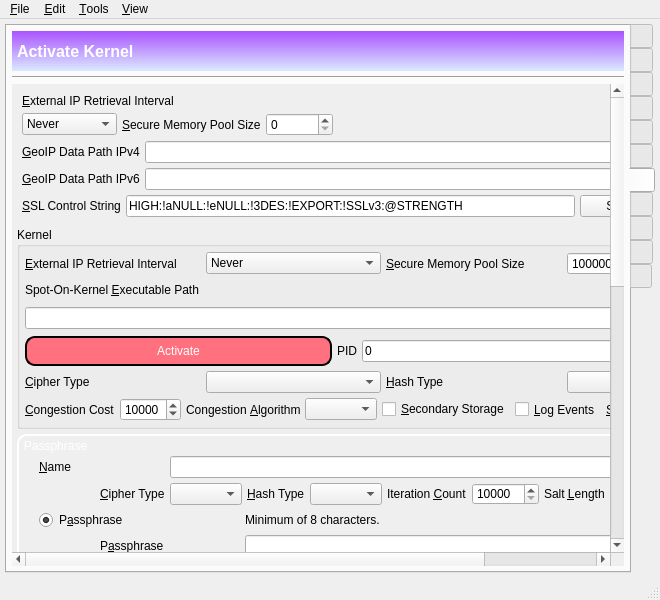
First picture: the form in branches/trunk/GoldBug-UI/spot-on-controlcenter.ui, repository textbrowser/spot-on, before the edit.
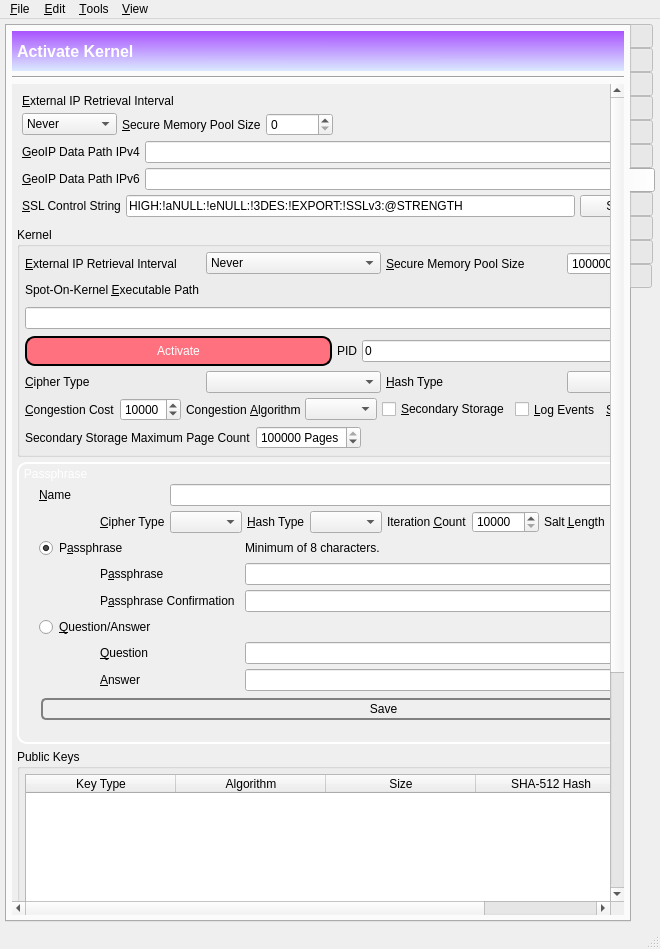
Second picture: the form after the edit. The open tabs and pages were chosen to show the change. Icons and pictures are not drawn. Custom widgets are drawn as their Qt base class.

Diff of the .ui file:
```diff
--- a/branches/trunk/GoldBug-UI/spot-on-controlcenter.ui
+++ b/branches/trunk/GoldBug-UI/spot-on-controlcenter.ui
@@ -7,7 +7,7 @@
     <x>0</x>
     <y>0</y>
     <width>660</width>
-    <height>600</height>
+    <height>949</height>
    </rect>
   </property>
   <property name="windowIcon">
@@ -6326,8 +6326,8 @@
             <rect>
              <x>0</x>
              <y>0</y>
-             <width>912</width>
-             <height>1349</height>
+             <width>882</width>
+             <height>1432</height>
             </rect>
            </property>
            <layout class="QVBoxLayout" name="verticalLayout_35">
@@ -7013,6 +7013,46 @@
                    </item>
                   </layout>
                  </item>
+                 <item>
+                  <layout class="QHBoxLayout" name="horizontalLayout_73">
+                   <item>
+                    <widget class="QLabel" name="label_136">
+                     <property name="text">
+                      <string>Secondary Storage Maximum Page Count</string>
+                     </property>
+                    </widget>
+                   </item>
+                   <item>
+                    <widget class="QSpinBox" name="secondary_storage_maximum_page_count">
+                     <property name="toolTip">
+                      <string>&lt;html&gt;&lt;head/&gt;&lt;body&gt;&lt;p&gt;The maximum page count along with the page size determine the maximum size of the congestion_control.db SQLite database. The page size is usually 4096 bytes. Therefore, a maximum page count of 100,000 will result in an approximate maximum database size of 391 MiB.&lt;/p&gt;&lt;/body&gt;&lt;/html&gt;</string>
+                     </property>
+                     <property name="suffix">
+                      <string> Pages</string>
+                     </property>
+                     <property name="maximum">
+                      <number>999999999</number>
+                     </property>
+                     <property name="value">
+                      <number>100000</number>
+                     </property>
+                    </widget>
+                   </item>
+                   <item>
+                    <spacer name="horizontalSpacer_34">
+                     <property name="orientation">
+                      <enum>Qt::Horizontal</enum>
+                     </property>
+                     <property name="sizeHint" stdset="0">
+                      <size>
+                       <width>40</width>
+                       <height>20</height>
+                      </size>
+                     </property>
+                    </spacer>
+                   </item>
+                  </layout>
+                 </item>
                 </layout>
                </widget>
               </item>
```
Left out of the diff: 691 changed lines with no effect on the pictures.
